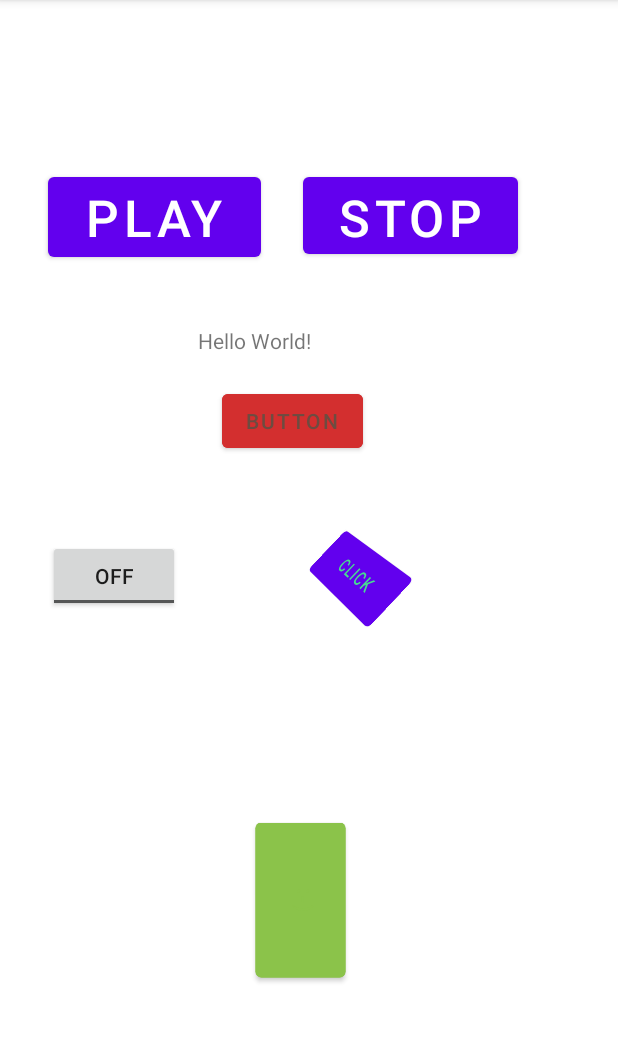
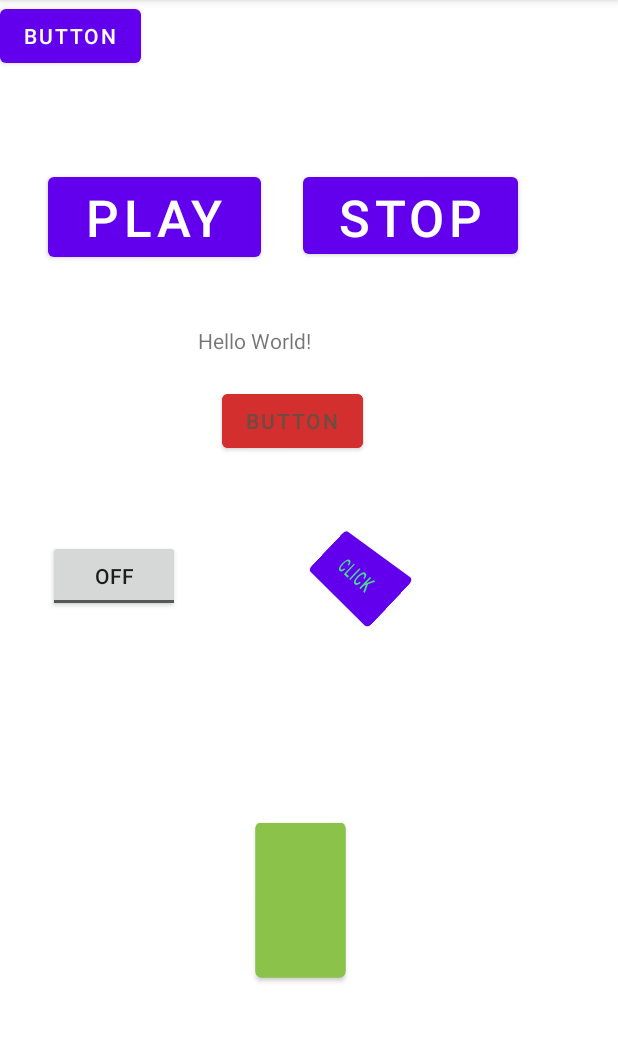
Before and after one commit to pavlentytest/toc_share_project, an Android app: the screen it shows after launch (MainActivity), on a phone screen of 412 x 824 dp, the part 84-1126 px from its top. Run offline under Robolectric (Android 15) with nearby library versions, the phone set to English and light mode, and no system bars.

Commit message:
Add button

```diff
--- a/app/src/main/res/layout/activity_main.xml
+++ b/app/src/main/res/layout/activity_main.xml
@@ -95,4 +95,12 @@
         app:layout_constraintStart_toStartOf="parent"
         app:layout_constraintTop_toTopOf="parent" />
 
+    <Button
+        android:id="@+id/button5"
+        android:layout_width="wrap_content"
+        android:layout_height="wrap_content"
+        android:text="Button"
+        tools:layout_editor_absoluteX="42dp"
+        tools:layout_editor_absoluteY="26dp" />
+
 </androidx.constraintlayout.widget.ConstraintLayout>
```
